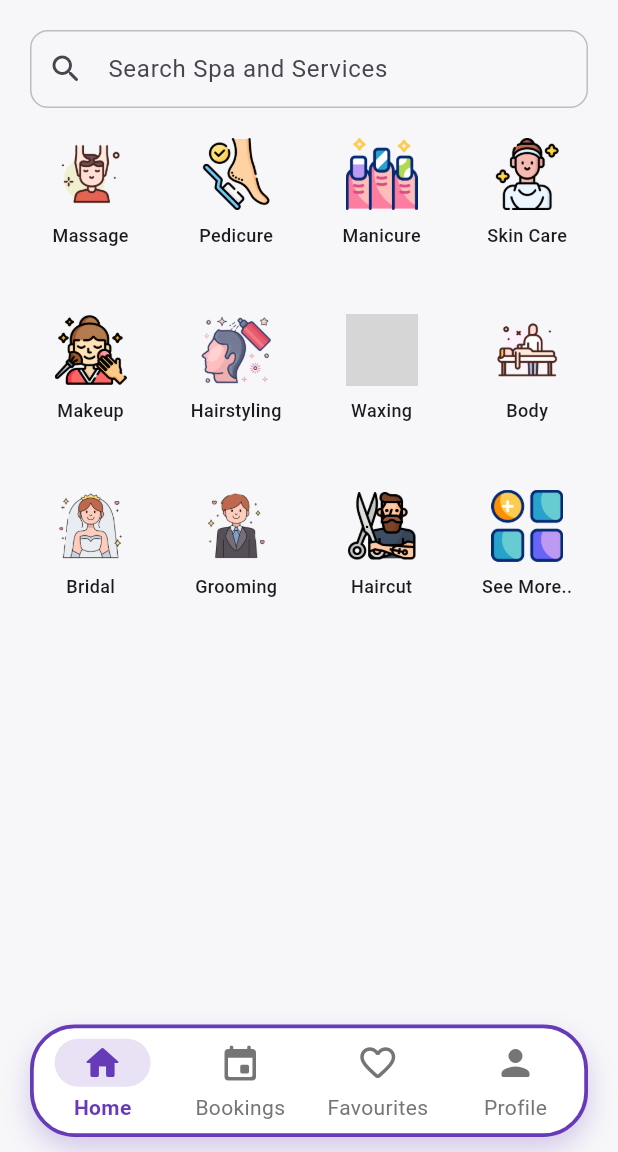
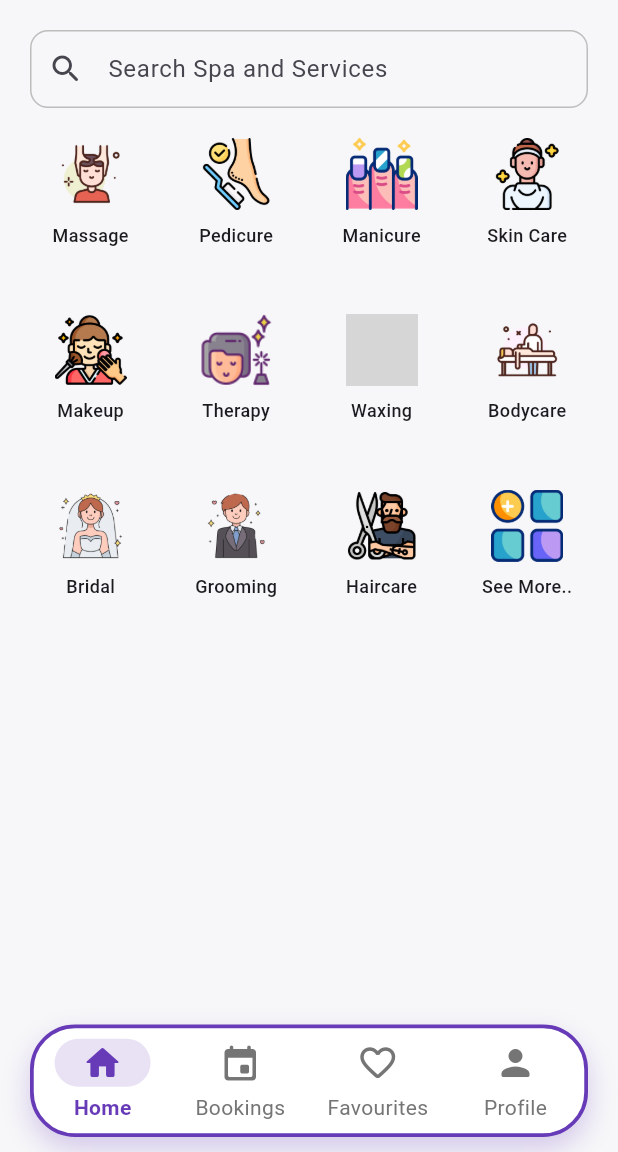
Before and after one commit to avrsoftdev/bookmyspa, a Flutter app: the HomePage screen opened by its route, on a phone screen of 412 x 824 dp, the part 84-1236 px from its top. Run offline on Flutter 3.47's test engine with Material 3 defaults, Android fonts, the phone set to English and light mode, and no system bars; our stand-ins replace cloud_firestore, firebase_auth, firebase_core, firebase_storage, flutter_screenutil, geocoding and 3 more; missing offline and left inert: firebase_app_check; accounts and stored records are empty; grey boxes are pictures that could not be loaded.

Commit message:
Change Categories

```diff
--- a/lib/src/features/home/presentation/pages/home_page.dart
+++ b/lib/src/features/home/presentation/pages/home_page.dart
@@ -28,12 +28,12 @@ class _HomePageState extends State<HomePage> {
     {'icon': Images.manicure, 'label': 'Manicure'},
     {'icon': Images.skincare, 'label': 'Skin Care'},
     {'icon': Images.makeup, 'label': 'Makeup'},
-    {'icon': Images.hairstyling, 'label': 'Hairstyling'},
+    {'icon': Images.therapy, 'label': 'Therapy'},
     {'icon': Images.wax, 'label': 'Waxing'},
-    {'icon': Images.bodytreatments, 'label': 'Body'},
+    {'icon': Images.bodytreatments, 'label': 'Bodycare'},
     {'icon': Images.bride, 'label': 'Bridal'},
     {'icon': Images.groom, 'label': 'Grooming'},
-    {'icon': Images.haircut, 'label': 'Haircut'},
+    {'icon': Images.haircut, 'label': 'Haircare'},
     {'icon': Images.menu, 'label': 'See More..'},
   ];
 
--- a/lib/utils/constants/image.dart
+++ b/lib/utils/constants/image.dart
@@ -11,7 +11,8 @@ class Images {
   static const manicure = 'images/manicure.png';
   static const makeup = 'images/makeup.png';
   static const hairstyling = 'images/hairstyling.png';
-  static const bodytreatments ='images/bodytreatments.png';
+  static const bodytreatments = 'images/bodytreatments.png';
   static const haircut = 'images/barber.png';
   static const menu = 'images/menu.png';
+  static const therapy = 'images/therapies.png';
 }
```
Also changed, not shown: images/therapies.png (added).
